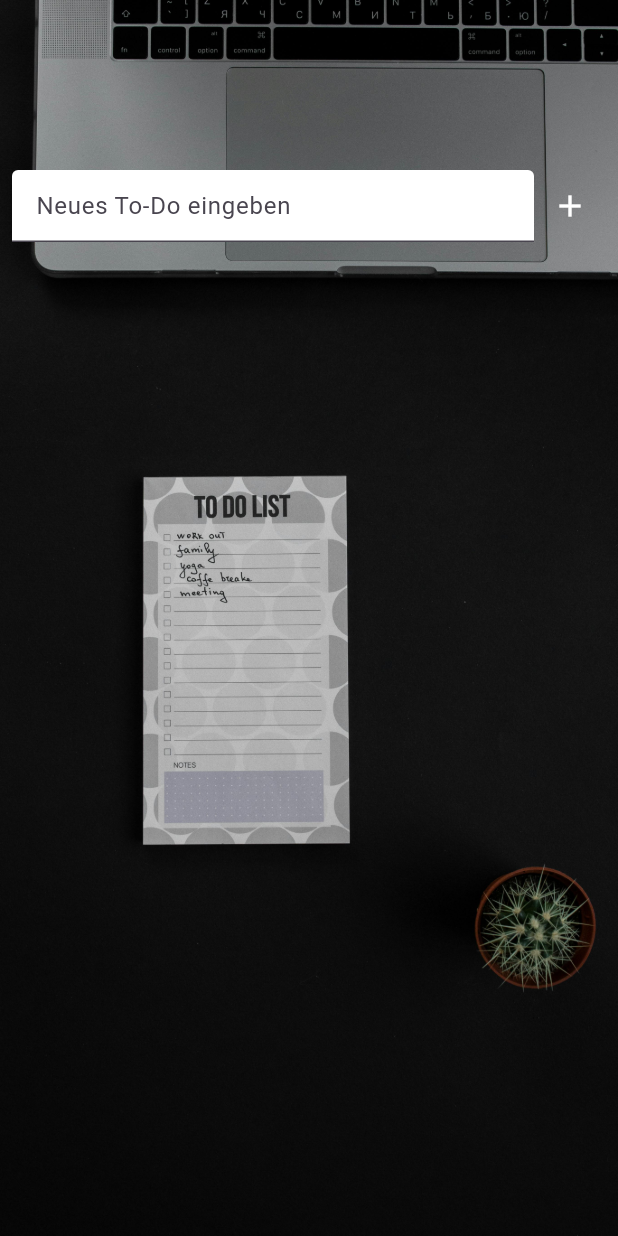
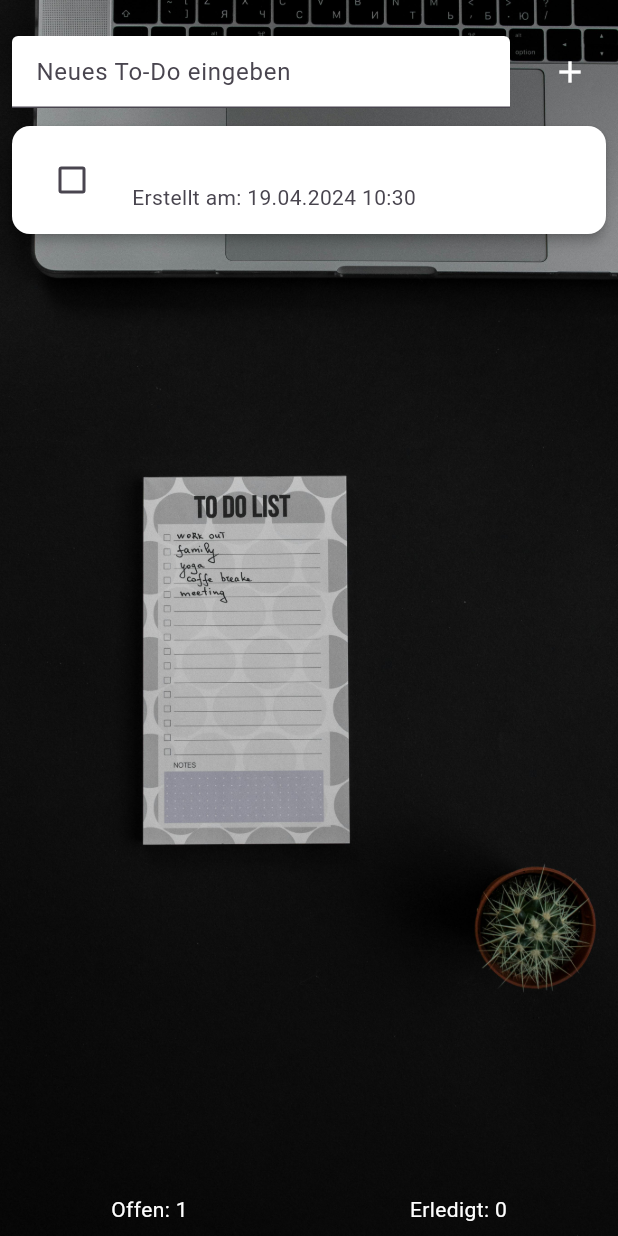
Before and after one commit to MarcusWassermann/ToDoList, a Flutter app: the screen it shows after launch, after a tap on the "add" icon, on a phone screen of 412 x 824 dp. Run offline on Flutter 3.47's test engine with Material 3 defaults, Android fonts, the phone set to English and light mode, and no system bars; our stand-ins replace shared_preferences.

Commit message:
Beschreibe hier deine Änderungen

```diff
--- a/lib/models/todo.dart
+++ b/lib/models/todo.dart
@@ -1,18 +1,23 @@
-
-
 class Todo {
   final String title;
   bool isDone;
+  DateTime createdAt; // Erstellungsdatum
+  DateTime? completedAt; // Erledigungsdatum
 
   Todo({
     required this.title,
     this.isDone = false,
+    required this.createdAt,
+    this.completedAt, // Erledigungsdatum
   });
 
   Map<String, dynamic> toJson() {
     return {
       'title': title,
       'isDone': isDone,
+      'createdAt': createdAt.toIso8601String(),
+      'completedAt': completedAt
+          ?.toIso8601String(), //  Erledigungsdatums, falls vorhanden
     };
   }
 
@@ -20,6 +25,10 @@ class Todo {
     return Todo(
       title: json['title'],
       isDone: json['isDone'],
+      createdAt: DateTime.parse(json['createdAt']),
+      completedAt: json['completedAt'] != null
+          ? DateTime.parse(json['completedAt'])
+          : null, // Erledigungsdatum, falls vorhanden
     );
   }
 }
--- a/lib/repository/todo_provider.dart.dart
+++ b/lib/repository/todo_provider.dart.dart
@@ -9,6 +9,10 @@ class TodoProvider extends ChangeNotifier {
   final TextEditingController controller = TextEditingController();
 
   List<Todo> get todos => _todos;
+
+  int get openTodosCount => _todos.where((todo) => !todo.isDone).length;
+
+  int get completedTodosCount => _todos.where((todo) => todo.isDone).length;
 
   TodoProvider() {
     _initPrefs();
--- /dev/null
+++ b/lib/todo_count_row.dart
@@ -0,0 +1,37 @@
+// todo_count_row.dart
+import 'package:flutter/material.dart';
+
+class TodoCountRow extends StatelessWidget {
+  final int openTodosCount;
+  final int completedTodosCount;
+
+  const TodoCountRow({
+    super.key,
+    required this.openTodosCount,
+    required this.completedTodosCount,
+  });
+
+  @override
+  Widget build(BuildContext context) {
+    return Padding(
+      padding: const EdgeInsets.only(bottom: 8.0),
+      child: Row(
+        mainAxisAlignment: MainAxisAlignment.spaceAround,
+        children: [
+          Text(
+            'Offen: $openTodosCount',
+            style: const TextStyle(
+              color: Colors.white,
+            ),
+          ),
+          Text(
+            'Erledigt: $completedTodosCount',
+            style: const TextStyle(
+              color: Colors.white,
+            ),
+          ),
+        ],
+      ),
+    );
+  }
+}
--- /dev/null
+++ b/lib/todo_input_field.dart
@@ -0,0 +1,20 @@
+// todo_input_field.dart
+import 'package:flutter/material.dart';
+
+class TodoInputField extends StatelessWidget {
+  final TextEditingController controller;
+
+  const TodoInputField({super.key, required this.controller});
+
+  @override
+  Widget build(BuildContext context) {
+    return TextField(
+      controller: controller,
+      decoration: const InputDecoration(
+        hintText: 'Neues To-Do eingeben',
+        filled: true,
+        fillColor: Colors.white,
+      ),
+    );
+  }
+}
--- /dev/null
+++ b/lib/todo_item.dart
@@ -0,0 +1,43 @@
+// todo_item.dart
+import 'package:flutter/material.dart';
+import 'package:intl/intl.dart';
+import 'package:to_do_app/models/todo.dart';
+
+class TodoItem extends StatelessWidget {
+  final Todo todo;
+
+  const TodoItem({super.key, required this.todo});
+
+  @override
+  Widget build(BuildContext context) {
+    return Card(
+      elevation: 3,
+      margin: const EdgeInsets.symmetric(horizontal: 8, vertical: 4),
+      color: todo.isDone ? Colors.grey[300] : Colors.white,
+      child: ListTile(
+        title: Text(
+          todo.title,
+          style: TextStyle(
+            fontSize: 18.0,
+            fontWeight: FontWeight.bold,
+            color: todo.isDone ? Colors.grey : Colors.black,
+            decoration: todo.isDone ? TextDecoration.lineThrough : null,
+          ),
+        ),
+        subtitle: Text(
+          todo.isDone
+              ? 'Erledigt am: ${DateFormat('dd.MM.yyyy HH:mm').format(todo.completedAt ?? DateTime.now())}'
+              : 'Erstellt am: ${DateFormat('dd.MM.yyyy HH:mm').format(todo.createdAt)}',
+        ),
+        leading: Checkbox(
+          value: todo.isDone,
+          onChanged: (bool? newValue) {
+            // Status des ToDo umgeschaltet
+            // Hier sollte die Logik zum Aktualisieren des ToDo-Status hinzugefügt werden
+          },
+          activeColor: const Color.fromARGB(255, 215, 55, 19),
+        ),
+      ),
+    );
+  }
+}
--- a/lib/todo_list_screen.dart.dart
+++ b/lib/todo_list_screen.dart.dart
@@ -1,44 +1,31 @@
-// ignore_for_file: library_private_types_in_public_api
-
+// todo_list_screen.dart
 import 'package:flutter/material.dart';
+import 'package:provider/provider.dart';
+import 'package:to_do_app/models/todo.dart';
+import 'package:to_do_app/repository/todo_provider.dart.dart';
+import 'todo_input_field.dart';
+import 'todo_item.dart';
+import 'todo_count_row.dart';
 
 class TodoListScreen extends StatefulWidget {
-  const TodoListScreen({super.key});
+  const TodoListScreen({Key? key}) : super(key: key);
 
   @override
   _TodoListScreenState createState() => _TodoListScreenState();
 }
 
 class _TodoListScreenState extends State<TodoListScreen> {
-  List<Map<String, dynamic>> todos = [];
   final TextEditingController _controller = TextEditingController();
-
-  void _toggleTodo(int index) {
-    setState(() {
-      todos[index]['isDone'] = !todos[index]['isDone'];
-    });
-  }
-
-  void _addTodo() {
-    String newTodoTitle = _controller.text;
-    if (newTodoTitle.isNotEmpty) {
-      setState(() {
-        todos.add({'title': newTodoTitle, 'isDone': false});
-        _controller.clear();
-      });
-    }
-  }
-
-  void _removeTodo(int index) {
-    setState(() {
-      todos.removeAt(index);
-    });
-  }
 
   @override
   Widget build(BuildContext context) {
     return Scaffold(
-      body: Stack(
+      body: Consumer<TodoProvider>(
+        builder: (context, todoProvider, _) {
+          List<Todo> todos = todoProvider.todos;
+          int openTodosCount = todoProvider.openTodosCount;
+          int completedTodosCount = todoProvider.completedTodosCount;
+          return Stack(
             children: [
               Container(
                 decoration: const BoxDecoration(
@@ -50,77 +37,52 @@ class _TodoListScreenState extends State<TodoListScreen> {
               ),
               Column(
                 children: [
-              Expanded(
-                child: Padding(
+                  SizedBox(height: MediaQuery.of(context).padding.top + 16.0),
+                  Padding(
                     padding: const EdgeInsets.all(8.0),
                     child: Row(
                       children: [
                         Expanded(
-                        child: TextField(
-                          controller: _controller,
-                          decoration: const InputDecoration(
-                            hintText: 'Neues To-Do eingeben',
-                            filled: true,
-                            fillColor: Colors.white,
-                          ),
+                          child: Padding(
+                            padding: const EdgeInsets.only(right: 16.0),
+                            child: TodoInputField(controller: _controller),
                           ),
                         ),
                         IconButton(
-                        onPressed: _addTodo,
+                          onPressed: () {
+                            // Neue ToDo dem Provider hinzugefügt
+                            todoProvider.addTodo(Todo(
+                              title: _controller.text,
+                              isDone: false,
+                              createdAt: DateTime.now(),
+                              completedAt: null,
+                            ));
+                            _controller.clear();
+                          },
                           icon: const Icon(Icons.add),
                           color: Colors.white,
                         ),
                       ],
                     ),
                   ),
-              ),
                   Expanded(
-                flex: 2,
                     child: ListView.builder(
                       itemCount: todos.length,
                       itemBuilder: (context, index) {
-                    return Dismissible(
-                      key: UniqueKey(),
-                      onDismissed: (direction) {
-                        _removeTodo(index);
+                        final todo = todos[index];
+                        return TodoItem(todo: todo);
                       },
-                      child: Card(
-                        elevation: 3,
-                        margin: const EdgeInsets.symmetric(
-                            horizontal: 8, vertical: 4),
-                        color: todos[index]['isDone']
-                            ? Colors.grey[300]
-                            : Colors.white,
-                        child: ListTile(
-                          title: Text(
-                            todos[index]['title'],
-                            style: TextStyle(
-                              fontSize: 18.0,
-                              fontWeight: FontWeight.bold,
-                              color: todos[index]['isDone']
-                                  ? Colors.grey
-                                  : Colors.black,
-                              decoration: todos[index]['isDone']
-                                  ? TextDecoration.lineThrough
-                                  : null,
                     ),
                   ),
-                          leading: Checkbox(
-                            value: todos[index]['isDone'],
-                            onChanged: (bool? newValue) {
-                              _toggleTodo(index);
-                            },
-                            activeColor: Colors.blue,
-                          ),
-                        ),
-                      ),
-                    );
-                  },
-                ),
+                  TodoCountRow(
+                    openTodosCount: openTodosCount,
+                    completedTodosCount: completedTodosCount,
                   ),
                 ],
               ),
             ],
+          );
+        },
       ),
     );
   }
--- a/pubspec.yaml
+++ b/pubspec.yaml
@@ -11,6 +11,7 @@ dependencies:
     sdk: flutter
   provider: ^5.0.0
   shared_preferences: ^2.0.0
+  intl: ^0.17.0
 
 dev_dependencies:
   flutter_test:
```
Also changed, not shown: flutter_01.png (added), flutter_02.png (added), pubspec.lock, 3 other files. Lines whose indentation alone changed are shown as unchanged.
